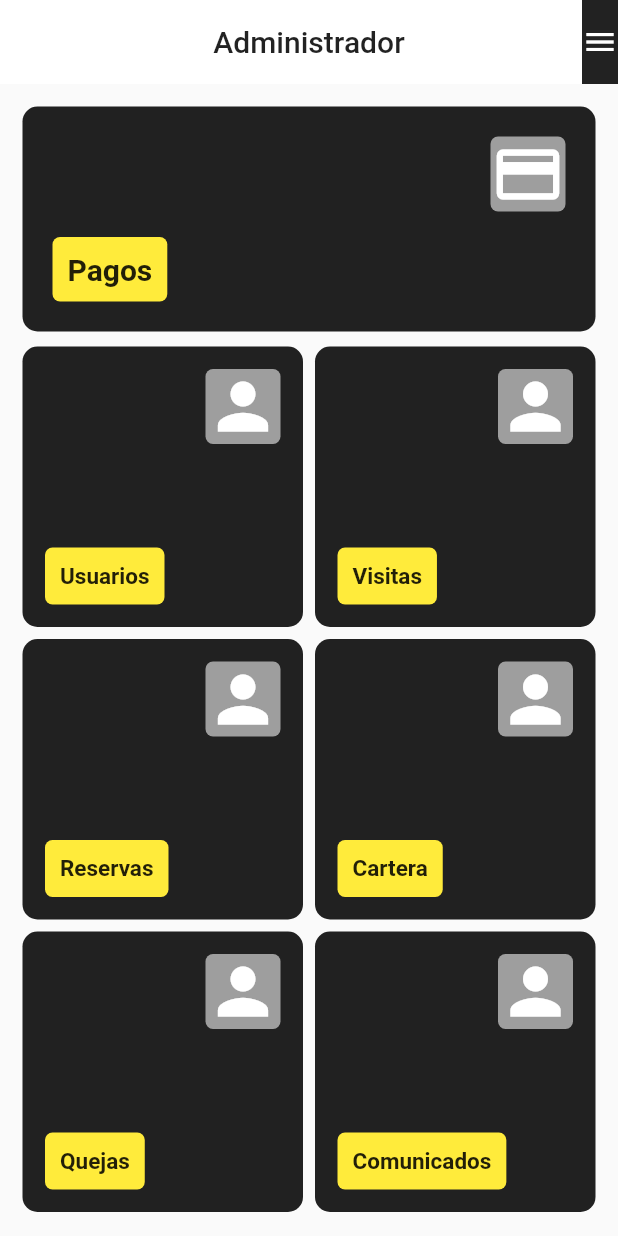
After one commit to frangar97/residente_app, a Flutter app: the AdminHomeScreen screen opened by its route, on a phone screen of 412 x 824 dp. The commit adds this screen. Run offline on Flutter 3.47's test engine with Material 2 defaults, Android fonts, the light colour scheme and no system bars; our stand-ins replace bloc, dartz, equatable, flutter_bloc, flutter_svg, get_it.

Commit message:
Creacion de pantalla de admin

```diff
--- /dev/null
+++ b/lib/presentation/admin/screen/admin_home_screen.dart
@@ -0,0 +1,136 @@
+import 'package:flutter/material.dart';
+import 'package:residente_app/core/utils/style_constants.dart';
+
+final modulos = [
+  "Usuarios",
+  "Visitas",
+  "Reservas",
+  "Cartera",
+  "Quejas",
+  "Comunicados"
+];
+
+class AdminHomeScreen extends StatelessWidget {
+  const AdminHomeScreen({Key? key}) : super(key: key);
+
+  @override
+  Widget build(BuildContext context) {
+    return Scaffold(
+      appBar: AppBar(
+        elevation: 0,
+        backgroundColor: Colors.white,
+        title: const Text(
+          "Administrador",
+          style: TextStyle(color: kPrimaryColor),
+        ),
+        centerTitle: true,
+        actions: [
+          Container(
+              decoration: const BoxDecoration(color: kPrimaryColor),
+              child: const Icon(Icons.menu)),
+        ],
+      ),
+      body: Padding(
+        padding: const EdgeInsets.all(15),
+        child: Column(
+          children: [
+            Positioned(
+              left: 0,
+              right: 0,
+              child: Container(
+                margin: const EdgeInsets.only(bottom: 10),
+                padding: const EdgeInsets.all(20),
+                decoration: BoxDecoration(
+                    color: kPrimaryColor,
+                    borderRadius: BorderRadius.circular(10)),
+                height: 150,
+                child: Column(
+                  mainAxisAlignment: MainAxisAlignment.spaceBetween,
+                  children: [
+                    Row(
+                      children: [
+                        const Spacer(),
+                        SizedBox(
+                          child: Container(
+                            decoration: BoxDecoration(
+                                color: Colors.grey,
+                                borderRadius: BorderRadius.circular(5)),
+                            child: const Icon(Icons.payment,
+                                color: Colors.white, size: 50),
+                          ),
+                        )
+                      ],
+                    ),
+                    Row(
+                      children: [
+                        Container(
+                          decoration: BoxDecoration(
+                              color: Colors.yellow,
+                              borderRadius: BorderRadius.circular(5)),
+                          padding: const EdgeInsets.all(10),
+                          child: const Text("Pagos",
+                              style: TextStyle(
+                                  fontSize: 20, fontWeight: FontWeight.bold)),
+                        ),
+                        const Spacer()
+                      ],
+                    )
+                  ],
+                ),
+              ),
+            ),
+            Expanded(
+                child: GridView.count(
+              crossAxisSpacing: 8,
+              mainAxisSpacing: 8,
+              crossAxisCount: 2,
+              children: List.generate(
+                  modulos.length,
+                  (index) => Container(
+                        padding: const EdgeInsets.all(15),
+                        decoration: BoxDecoration(
+                            color: kPrimaryColor,
+                            borderRadius: BorderRadius.circular(10)),
+                        height: 130,
+                        child: Column(
+                          mainAxisAlignment: MainAxisAlignment.spaceBetween,
+                          children: [
+                            Row(
+                              children: [
+                                const Spacer(),
+                                SizedBox(
+                                  child: Container(
+                                    decoration: BoxDecoration(
+                                        color: Colors.grey,
+                                        borderRadius: BorderRadius.circular(5)),
+                                    child: const Icon(Icons.person,
+                                        color: Colors.white, size: 50),
+                                  ),
+                                )
+                              ],
+                            ),
+                            Row(
+                              children: [
+                                Container(
+                                  decoration: BoxDecoration(
+                                      color: Colors.yellow,
+                                      borderRadius: BorderRadius.circular(5)),
+                                  padding: const EdgeInsets.all(10),
+                                  child: Text(modulos[index],
+                                      style: const TextStyle(
+                                          fontSize: 15,
+                                          fontWeight: FontWeight.bold)),
+                                ),
+                                const Spacer()
+                              ],
+                            )
+                          ],
+                        ),
+                      )),
+            ))
+          ],
+        ),
+      ),
+    );
+  }
+}
--- a/lib/presentation/auth/widgets/login_form.dart
+++ b/lib/presentation/auth/widgets/login_form.dart
@@ -47,7 +47,8 @@ class _LoginFormState extends State<LoginForm> {
         }
 
         if (formStatus is SubmissionSuccess) {
-          _showSnackBar(context, "Sesión iniciada con exito");
+          Navigator.pushNamedAndRemoveUntil(
+              context, "admin_home", (route) => false);
         }
       },
       builder: (context, state) {
@@ -76,7 +77,9 @@ class _LoginFormState extends State<LoginForm> {
               const SizedBox(height: 20),
               DefaultButton(
                   child: (state.formStatus is FormSubmitting)
-                      ? const CircularProgressIndicator(color: Colors.white,)
+                      ? const CircularProgressIndicator(
+                          color: Colors.white,
+                        )
                       : const Text(
                           "Iniciar Sesión",
                           style: TextStyle(
--- a/lib/presentation/router.dart
+++ b/lib/presentation/router.dart
@@ -1,4 +1,5 @@
 import 'package:flutter/material.dart';
+import 'package:residente_app/presentation/admin/screen/admin_home_screen.dart';
 import 'package:residente_app/presentation/auth/screen/forgot_password_screen.dart';
 import 'package:residente_app/presentation/auth/screen/login_screen.dart';
 
@@ -6,5 +7,6 @@ Map<String, WidgetBuilder> getAplicationRoutes() {
   return <String, WidgetBuilder>{
     "login": (_) => const LoginScreen(),
     "forgot_password": (_) => const ForgotPasswordScreen(),
+    "admin_home": (_) => const AdminHomeScreen()
   };
 }
```
